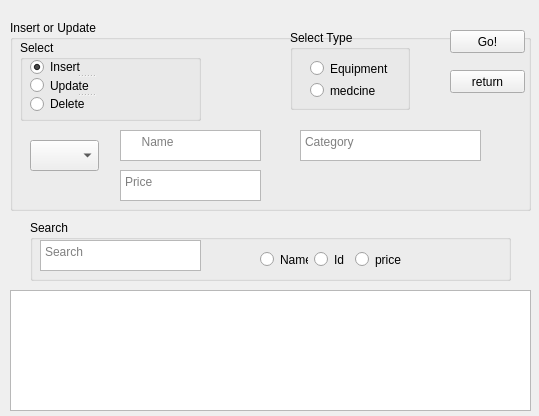
Qt form product.ui (Umneiah/PharmaCompany) before a commit.
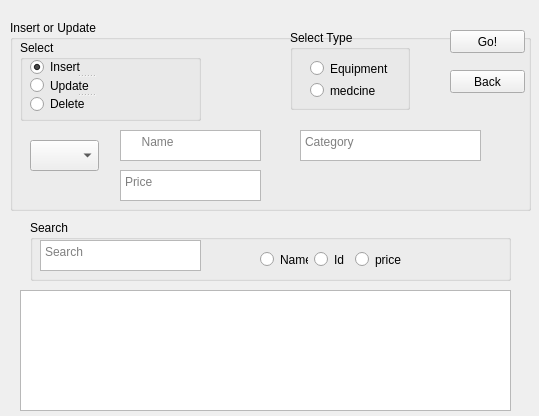
The same form after that commit.

Diff of the .ui file:
```diff
--- a/product.ui
+++ b/product.ui
@@ -180,23 +180,10 @@
      </rect>
     </property>
     <property name="text">
-     <string>return</string>
+     <string>Back</string>
     </property>
    </widget>
   </widget>
-  <widget class="QTextEdit" name="out">
-   <property name="geometry">
-    <rect>
-     <x>10</x>
-     <y>290</y>
-     <width>521</width>
-     <height>121</height>
-    </rect>
-   </property>
-   <property name="readOnly">
-    <bool>true</bool>
-   </property>
-  </widget>
   <widget class="QGroupBox" name="groupBox_4">
    <property name="geometry">
     <rect>
@@ -265,6 +252,16 @@
     </layout>
    </widget>
   </widget>
+  <widget class="QTableView" name="tableView">
+   <property name="geometry">
+    <rect>
+     <x>20</x>
+     <y>290</y>
+     <width>491</width>
+     <height>121</height>
+    </rect>
+   </property>
+  </widget>
  </widget>
  <resources/>
  <connections/>
```
